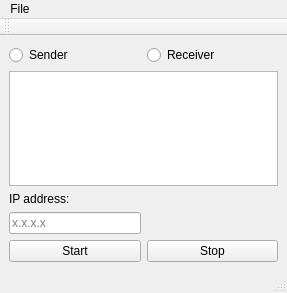
Qt form ui/design_ping_exfiltrator.ui (DamienDaco/ping_exfiltrator) before a commit.
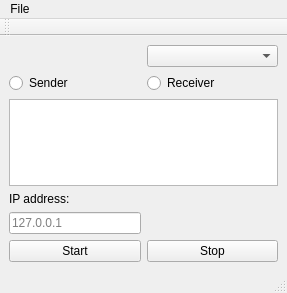
The same form after that commit.

Diff of the .ui file:
```diff
--- a/ui/design_ping_exfiltrator.ui
+++ b/ui/design_ping_exfiltrator.ui
@@ -15,14 +15,14 @@
   </property>
   <widget class="QWidget" name="centralwidget">
    <layout class="QGridLayout" name="gridLayout">
-    <item row="4" column="1">
+    <item row="5" column="1">
      <widget class="QPushButton" name="stop_button">
       <property name="text">
        <string>Stop</string>
       </property>
      </widget>
     </item>
-    <item row="2" column="0" colspan="2">
+    <item row="3" column="0" colspan="2">
      <widget class="QLabel" name="ip_label">
       <property name="text">
        <string>IP address:</string>
@@ -32,27 +32,41 @@
       </property>
      </widget>
     </item>
-    <item row="4" column="0">
+    <item row="5" column="0">
      <widget class="QPushButton" name="start_button">
       <property name="text">
        <string>Start</string>
       </property>
      </widget>
     </item>
-    <item row="1" column="0" colspan="2">
+    <item row="1" column="1">
+     <widget class="QRadioButton" name="receiver_button">
+      <property name="text">
+       <string>Receiver</string>
+      </property>
+     </widget>
+    </item>
+    <item row="1" column="0">
+     <widget class="QRadioButton" name="sender_button">
+      <property name="text">
+       <string>Sender</string>
+      </property>
+     </widget>
+    </item>
+    <item row="2" column="0" colspan="2">
      <widget class="QTextBrowser" name="text_browser"/>
     </item>
-    <item row="3" column="0">
+    <item row="4" column="0">
      <widget class="QLineEdit" name="ip_line">
       <property name="placeholderText">
-       <string>x.x.x.x</string>
+       <string>127.0.0.1</string>
       </property>
       <property name="clearButtonEnabled">
        <bool>true</bool>
       </property>
      </widget>
     </item>
-    <item row="3" column="1">
+    <item row="4" column="1">
      <spacer name="horizontalSpacer">
       <property name="orientation">
        <enum>Qt::Horizontal</enum>
@@ -65,20 +79,26 @@
       </property>
      </spacer>
     </item>
-    <item row="0" column="0">
-     <widget class="QRadioButton" name="sender_button">
-      <property name="text">
-       <string>Sender</string>
-      </property>
-     </widget>
-    </item>
     <item row="0" column="1">
-     <widget class="QRadioButton" name="receiver_button">
-      <property name="text">
-       <string>Receiver</string>
+     <widget class="QComboBox" name="interface_box">
+      <property name="toolTip">
+       <string>Select your network interface</string>
       </property>
      </widget>
     </item>
+    <item row="0" column="0">
+     <spacer name="horizontalSpacer_2">
+      <property name="orientation">
+       <enum>Qt::Horizontal</enum>
+      </property>
+      <property name="sizeHint" stdset="0">
+       <size>
+        <width>40</width>
+        <height>20</height>
+       </size>
+      </property>
+     </spacer>
+    </item>
    </layout>
   </widget>
   <widget class="QMenuBar" name="menubar">
```
